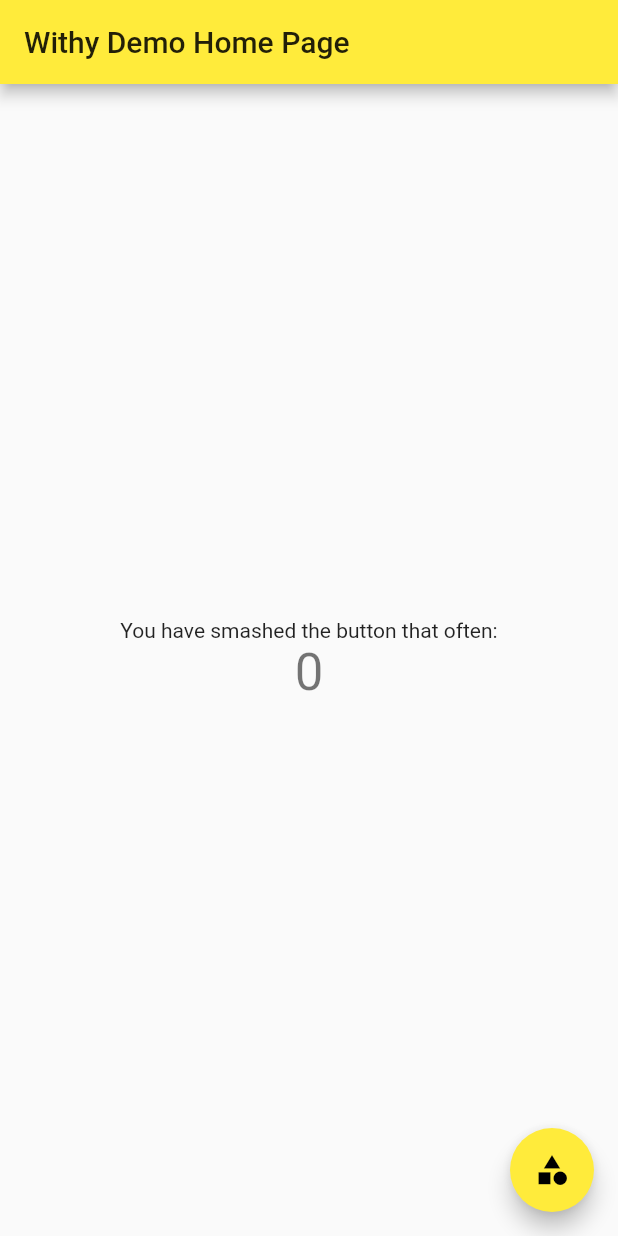
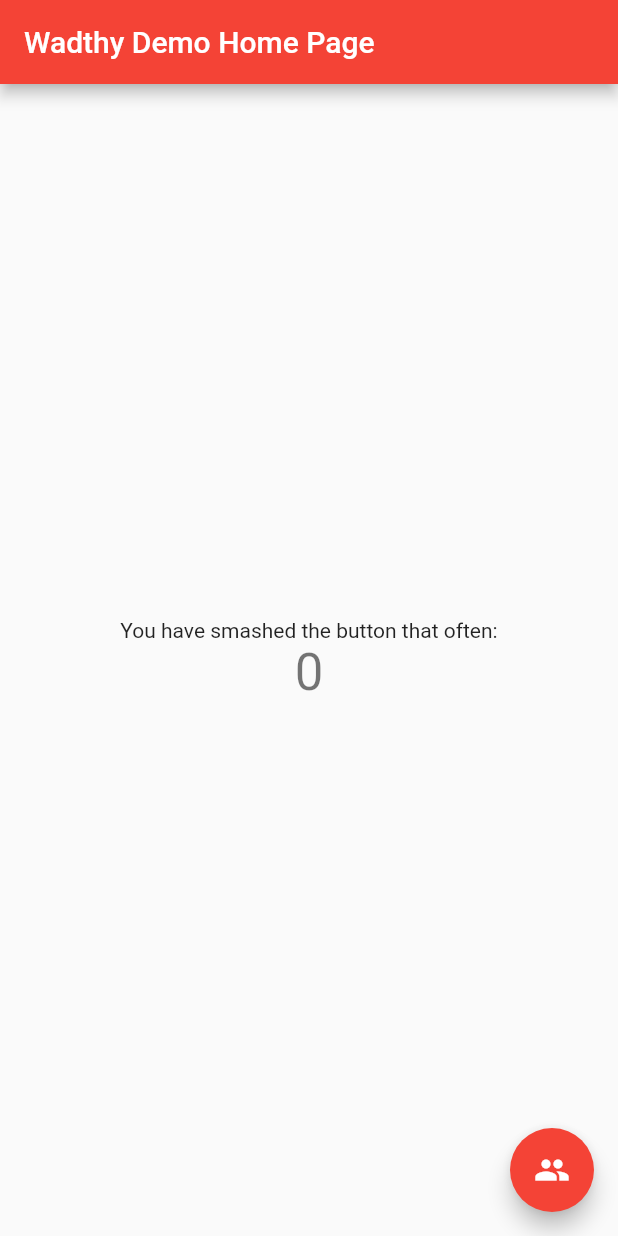
Before and after one commit to wadthyk/flutter_test_github_wadthy_01, a Flutter app: the screen it shows after launch, on a phone screen of 412 x 824 dp. Run offline on Flutter 3.47's test engine with Material 2 defaults, Android fonts, the phone set to English and light mode, and no system bars.

Commit message:
wadthy01_design_change_01

```diff
--- a/lib/main.dart
+++ b/lib/main.dart
@@ -20,13 +20,13 @@ class MyApp extends StatelessWidget {
         // or simply save your changes to "hot reload" in a Flutter IDE).
         // Notice that the counter didn't reset back to zero; the application
         // is not restarted.
-        primarySwatch: Colors.yellow,
+        primarySwatch: Colors.red,
         // This makes the visual density adapt to the platform that you run
         // the app on. For desktop platforms, the controls will be smaller and
         // closer together (more dense) than on mobile platforms.
         visualDensity: VisualDensity.adaptivePlatformDensity,
       ),
-      home: MyHomePage(title: 'Withy Demo Home Page'),
+      home: MyHomePage(title: 'Wadthy Demo Home Page'),
     );
   }
 }
@@ -110,7 +110,7 @@ class _MyHomePageState extends State<MyHomePage> {
       floatingActionButton: FloatingActionButton(
         onPressed: _incrementCounter,
         tooltip: 'Increment',
-        child: Icon(Icons.category),
+        child: Icon(Icons.people),
       ), // This trailing comma makes auto-formatting nicer for build methods.
     );
   }
```
